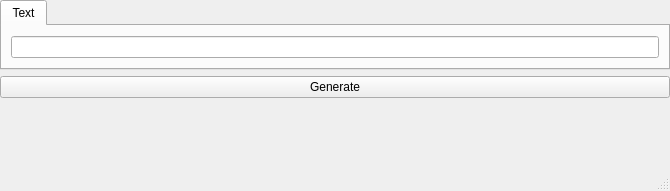
Above: appmain/mainwindow.ui from grit-li/QRcodeGenerator before the change. Below: the same form after it.
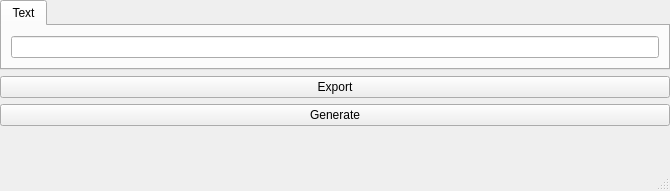
That is the form after the change.

Commit message: [功能新增]支持保存二维码为png文件

```diff
--- a/appmain/mainwindow.ui
+++ b/appmain/mainwindow.ui
@@ -24,6 +24,22 @@
     <property name="rightMargin">
      <number>0</number>
     </property>
+    <item row="6" column="0">
+     <widget class="QLabel" name="label_qrcode">
+      <property name="sizePolicy">
+       <sizepolicy hsizetype="Expanding" vsizetype="Expanding">
+        <horstretch>0</horstretch>
+        <verstretch>0</verstretch>
+       </sizepolicy>
+      </property>
+      <property name="text">
+       <string/>
+      </property>
+      <property name="alignment">
+       <set>Qt::AlignCenter</set>
+      </property>
+     </widget>
+    </item>
     <item row="3" column="0">
      <widget class="QTabWidget" name="tabWidget">
       <property name="sizePolicy">
@@ -47,26 +63,17 @@
       </widget>
      </widget>
     </item>
-    <item row="4" column="0">
+    <item row="5" column="0">
      <widget class="QPushButton" name="pushButton_generate">
       <property name="text">
        <string>Generate</string>
       </property>
      </widget>
     </item>
-    <item row="5" column="0">
-     <widget class="QLabel" name="label_qrcode">
-      <property name="sizePolicy">
-       <sizepolicy hsizetype="Expanding" vsizetype="Expanding">
-        <horstretch>0</horstretch>
-        <verstretch>0</verstretch>
-       </sizepolicy>
-      </property>
+    <item row="4" column="0">
+     <widget class="QPushButton" name="pushButton_export">
       <property name="text">
-       <string/>
-      </property>
-      <property name="alignment">
-       <set>Qt::AlignCenter</set>
+       <string>Export</string>
       </property>
      </widget>
     </item>
```
The commit also changes 2 other files.
